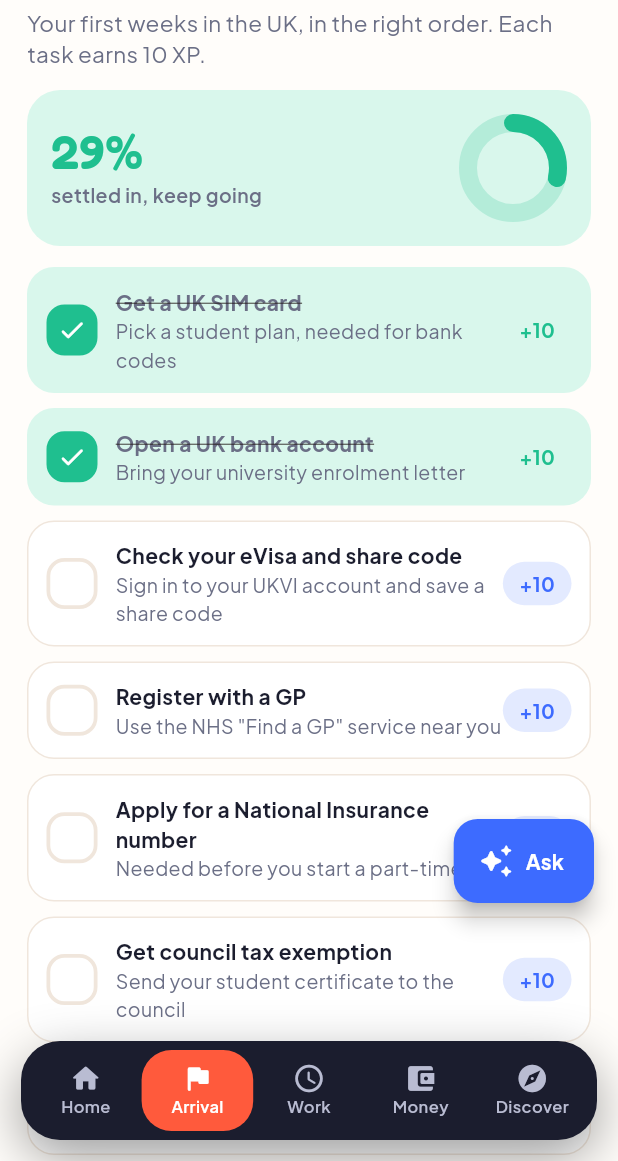
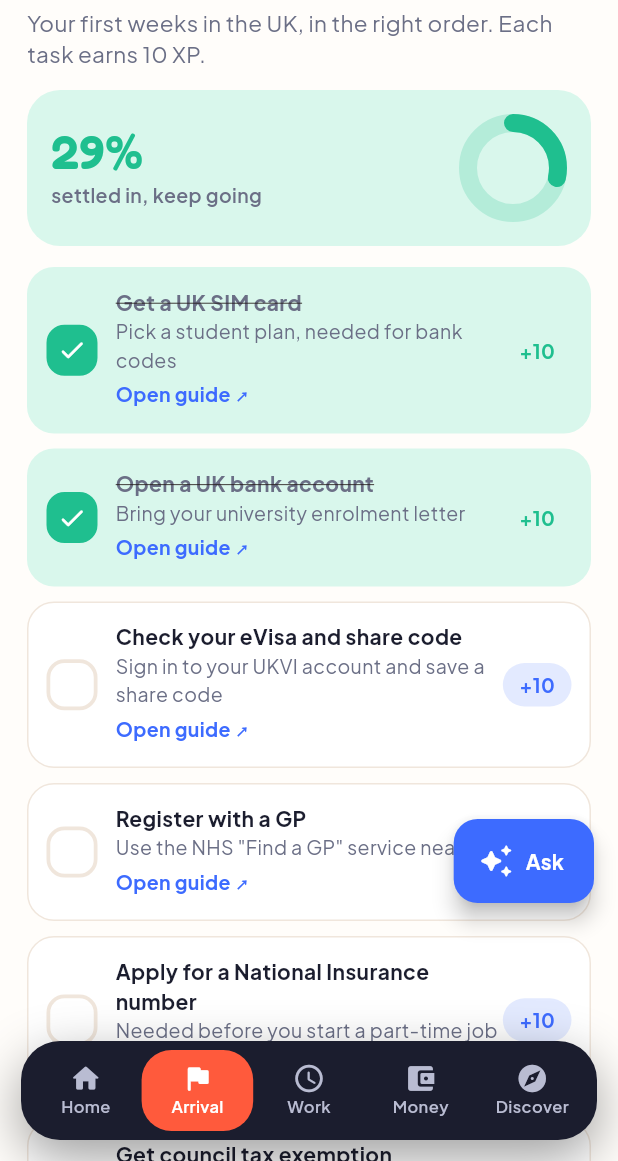
Before and after one commit to Dinakarnayak/settlemate-demo, a Flutter app: the screen it shows after launch, after a tap on "Let’s do it", on a phone screen of 412 x 824 dp, the part 75-1236 px from its top. Run offline on Flutter 3.47's test engine with Material 3 defaults, Android fonts, the phone set to English and light mode, and no system bars; our stand-ins replace google_fonts.

Commit message:
Connect all cards and links to third-party sites (gov.uk, NHS, Maps, Railcard, events, groups)
Co-Authored-By: Claude Opus 5.5 <noreply@anthropic.com>
Claude-Session: https://claude.ai/code/session_012eKNorfZ5F1Na7XQ7QTWrq

```diff
--- a/flutter/lib/screens.dart
+++ b/flutter/lib/screens.dart
@@ -133,6 +133,7 @@ class HomeScreen extends StatelessWidget {
                 when: AppState.events[i].when,
                 a: eventColours[i][0],
                 b: eventColours[i][1],
+                url: AppState.events[i].url,
               ),
           ],
         ),
@@ -153,7 +154,10 @@ class HomeScreen extends StatelessWidget {
               const Text('Due 15 January', style: _small),
             ]),
           ),
-          const Pill('Reminder', bg: AppColors.pink, fg: Colors.white),
+          GestureDetector(
+            onTap: () => openUrl(searchUrl('University of Leicester pay tuition fees')),
+            child: const Pill('Pay fees ↗', bg: AppColors.pink, fg: Colors.white),
+          ),
         ]),
       ),
       const Text('Prototype with sample data. Rules are simplified, so check your visa conditions on gov.uk.',
@@ -223,7 +227,10 @@ class DealRow extends StatelessWidget {
   @override
   Widget build(BuildContext context) {
     final st = _style[d.kind]!;
-    return Padding(
+    return InkWell(
+      onTap: () => openUrl(d.url ?? mapsUrl('${d.name} Leicester')),
+      borderRadius: BorderRadius.circular(16),
+      child: Padding(
       padding: const EdgeInsets.symmetric(vertical: 8),
       child: Row(children: [
         Container(
@@ -239,8 +246,9 @@ class DealRow extends StatelessWidget {
             Text(d.offer, style: _small),
           ]),
         ),
-        Text(d.where, style: _small.copyWith(fontWeight: FontWeight.w600)),
+        Text('${d.where} ↗', style: _small.copyWith(fontWeight: FontWeight.w600)),
       ]),
+    ),
     );
   }
 }
@@ -311,6 +319,7 @@ class ArrivalScreen extends StatelessWidget {
                       color: t.done ? AppColors.mute : AppColors.ink,
                     )),
                 Text(t.detail, style: _small),
+                if (t.url != null) LinkText('Open guide', t.url!),
               ]),
             ),
             Pill('+10', bg: t.done ? Colors.transparent : AppColors.blueSoft, fg: t.done ? AppColors.mint : AppColors.blue),
@@ -449,6 +458,7 @@ class _WorkScreenState extends State<WorkScreen> {
       ),
       const Text('University holidays count as vacation, when full-time work may be allowed. Check your own visa.',
           style: _small),
+      const LinkText('Student visa work rules on gov.uk', 'https://www.gov.uk/student-visa'),
     ]);
   }
 }
@@ -585,6 +595,8 @@ class _MoneyScreenState extends State<MoneyScreen> {
           Text('Sending money home?', style: tt.titleMedium?.copyWith(color: AppColors.blue)),
           const Text('Compare rates and fees from regulated providers first. SettleMate never holds your money.',
               style: _small),
+          const LinkText('Money guides on MoneyHelper', 'https://www.moneyhelper.org.uk/en'),
+          LinkText('Compare transfer fees', searchUrl('compare international money transfer fees UK')),
         ]),
       ),
     ]);
@@ -629,6 +641,7 @@ class DiscoverScreen extends StatelessWidget {
               when: AppState.events[i].when,
               a: eventColours[i][0],
               b: eventColours[i][1],
+              url: AppState.events[i].url,
             ),
         ]),
       ),
@@ -657,6 +670,7 @@ class DiscoverScreen extends StatelessWidget {
                     child: Column(crossAxisAlignment: CrossAxisAlignment.start, children: [
                       Text(g.name, style: const TextStyle(fontWeight: FontWeight.w700)),
                       Text('${g.members} members', style: _small),
+                      LinkText('Find online', 'https://www.facebook.com/search/groups/?q=${Uri.encodeQueryComponent(g.name)}'),
                     ]),
                   ),
                   joined
@@ -672,19 +686,19 @@ class DiscoverScreen extends StatelessWidget {
 }
 
 // ---------------------------------------------------------------- Assistant
-const _answers = <(RegExp, String)>[
+const _answers = <(RegExp, String, String)>[
   (RegExp(r'gp|doctor|nhs|ill|sick', caseSensitive: false),
-      'Search "Find a GP" on the NHS website, pick a practice near your address and fill in their registration form. It’s free. For urgent advice, call NHS 111.'),
+      'Search "Find a GP" on the NHS website, pick a practice near your address and fill in their registration form. It’s free. For urgent advice, call NHS 111.', 'https://www.nhs.uk/service-search/find-a-gp'),
   (RegExp(r'hour|work|job|shift', caseSensitive: false),
-      'Most degree-level students can work up to 20 hours a week in term time. Your Work tab tracks every shift and warns you before you reach your limit.'),
+      'Most degree-level students can work up to 20 hours a week in term time. Your Work tab tracks every shift and warns you before you reach your limit.', 'https://www.gov.uk/student-visa'),
   (RegExp(r'bank|account', caseSensitive: false),
-      'Most UK banks let students open an account online. You usually need your passport or eVisa and a letter from your university confirming your address.'),
+      'Most UK banks let students open an account online. You usually need your passport or eVisa and a letter from your university confirming your address.', 'https://www.moneyhelper.org.uk/en'),
   (RegExp(r'rail|train|travel|bus', caseSensitive: false),
-      'A 16–25 Railcard gives a third off most rail fares, and many city bus companies sell student term passes.'),
+      'A 16–25 Railcard gives a third off most rail fares, and many city bus companies sell student term passes.', 'https://www.16-25railcard.co.uk'),
   (RegExp(r'money|budget|send|transfer', caseSensitive: false),
-      'Set your monthly budget in the Money tab. To send money home, compare a few regulated providers first.'),
+      'Set your monthly budget in the Money tab. To send money home, compare a few regulated providers first.', 'https://www.moneyhelper.org.uk/en'),
   (RegExp(r'friend|lonely|people|society', caseSensitive: false),
-      'Try Discover → Find your people. Joining a society or a weekly event is the fastest way to make friends.'),
+      'Try Discover → Find your people. Joining a society or a weekly event is the fastest way to make friends.', 'https://www.eventbrite.co.uk/d/united-kingdom--leicester/students/'),
 ];
 
 void showAssistant(BuildContext context) {
@@ -706,22 +720,24 @@ class _Assistant extends StatefulWidget {
 
 class _AssistantState extends State<_Assistant> {
   final input = TextEditingController();
-  final msgs = <(bool, String)>[
-    (false, 'Hi Dinakar! I can help with GP, banking, work hours, travel, money and making friends. What do you need?'),
+  final msgs = <(bool, String, String?)>[
+    (false, 'Hi Dinakar! I can help with GP, banking, work hours, travel, money and making friends. What do you need?', null),
   ];
 
   void ask(String q) {
     if (q.trim().isEmpty) return;
-    String reply = 'In the full app I’d answer this with links to official sources. Try asking about GP, bank, work hours, travel, money or friends.';
+    String reply = 'I don’t have a demo answer for that yet. Here’s a web search to get you started.';
+    String link = searchUrl('$q UK international student');
     for (final a in _answers) {
       if (a.$1.hasMatch(q)) {
         reply = a.$2;
+        link = a.$3;
         break;
       }
     }
     setState(() {
-      msgs.add((true, q));
-      msgs.add((false, reply));
+      msgs.add((true, q, null));
+      msgs.add((false, reply, link));
     });
     input.clear();
   }
@@ -762,7 +778,10 @@ class _AssistantState extends State<_Assistant> {
                       border: m.$1 ? null : Border.all(color: AppColors.line),
                       borderRadius: BorderRadius.circular(20),
                     ),
-                    child: Text(m.$2, style: TextStyle(color: m.$1 ? Colors.white : AppColors.ink, fontSize: 15)),
+                    child: Column(crossAxisAlignment: CrossAxisAlignment.start, children: [
+                      Text(m.$2, style: TextStyle(color: m.$1 ? Colors.white : AppColors.ink, fontSize: 15)),
+                      if (m.$3 != null) LinkText('Open link', m.$3!),
+                    ]),
                   ),
                 ),
             ]),
--- a/flutter/lib/state.dart
+++ b/flutter/lib/state.dart
@@ -1,9 +1,10 @@
 import 'package:flutter/foundation.dart';
 
 class ArrivalTask {
-  ArrivalTask(this.title, this.detail, {this.done = false});
+  ArrivalTask(this.title, this.detail, {this.done = false, this.url});
   final String title;
   final String detail;
+  final String? url;
   bool done;
 }
 
@@ -15,7 +16,8 @@ class Shift {
 }
 
 class Deal {
-  const Deal(this.name, this.kind, this.offer, this.where);
+  const Deal(this.name, this.kind, this.offer, this.where, {this.url});
+  final String? url; // website; when null the deal opens in Google Maps
   final String name;
   final String kind;
   final String offer;
@@ -23,7 +25,8 @@ class Deal {
 }
 
 class EventItem {
-  const EventItem(this.title, this.when);
+  const EventItem(this.title, this.when, this.url);
+  final String url;
   final String title;
   final String when;
 }
@@ -45,13 +48,13 @@ class AppState extends ChangeNotifier {
   String? lastMessage; // short message shown as a snackbar, e.g. "+10 XP"
 
   final tasks = <ArrivalTask>[
-    ArrivalTask('Get a UK SIM card', 'Pick a student plan, needed for bank codes', done: true),
-    ArrivalTask('Open a UK bank account', 'Bring your university enrolment letter', done: true),
-    ArrivalTask('Check your eVisa and share code', 'Sign in to your UKVI account and save a share code'),
-    ArrivalTask('Register with a GP', 'Use the NHS "Find a GP" service near you'),
-    ArrivalTask('Apply for a National Insurance number', 'Needed before you start a part-time job'),
-    ArrivalTask('Get council tax exemption', 'Send your student certificate to the council'),
-    ArrivalTask('Buy a 16–25 Railcard', 'Saves a third on most train tickets'),
+    ArrivalTask('Get a UK SIM card', 'Pick a student plan, needed for bank codes', done: true, url: 'https://www.google.com/search?q=student+SIM+only+deals+UK'),
+    ArrivalTask('Open a UK bank account', 'Bring your university enrolment letter', done: true, url: 'https://www.moneyhelper.org.uk/en'),
+    ArrivalTask('Check your eVisa and share code', 'Sign in to your UKVI account and save a share code', url: 'https://www.gov.uk/view-prove-immigration-status'),
+    ArrivalTask('Register with a GP', 'Use the NHS "Find a GP" service near you', url: 'https://www.nhs.uk/service-search/find-a-gp'),
+    ArrivalTask('Apply for a National Insurance number', 'Needed before you start a part-time job', url: 'https://www.gov.uk/apply-national-insurance-number'),
+    ArrivalTask('Get council tax exemption', 'Send your student certificate to the council', url: 'https://www.gov.uk/council-tax/discounts-for-full-time-students'),
+    ArrivalTask('Buy a 16–25 Railcard', 'Saves a third on most train tickets', url: 'https://www.16-25railcard.co.uk'),
   ];
 
   final shifts = <Shift>[
@@ -75,16 +78,16 @@ class AppState extends ChangeNotifier {
     Deal('Golden Dragon Supermarket', 'Groceries', 'Rice 10kg £14.50', '0.9 mi'),
     Deal('Campus Kitchen', 'Meals', '£3.50 lunch deal', 'On campus'),
     Deal('Spice Route Café', 'Meals', 'Thali £6, Mon–Thu', '0.6 mi'),
-    Deal('16–25 Railcard', 'Travel', '⅓ off rail fares', 'Online'),
-    Deal('City bus term pass', 'Travel', 'Student term ticket', 'City buses'),
-    Deal('Money advice drop-in', 'Help', 'Free, at the student hub', 'Campus'),
+    Deal('16–25 Railcard', 'Travel', '⅓ off rail fares', 'Online', url: 'https://www.16-25railcard.co.uk'),
+    Deal('City bus term pass', 'Travel', 'Student term ticket', 'City buses', url: 'https://www.google.com/search?q=Leicester+student+bus+term+ticket'),
+    Deal('Money advice drop-in', 'Help', 'Free, at the student hub', 'Campus', url: 'https://www.google.com/search?q=University+of+Leicester+student+money+advice'),
   ];
 
   static const events = <EventItem>[
-    EventItem('International welcome social', 'Fri · 7pm · Students’ Union'),
-    EventItem('Free pizza study night', 'Wed · 6pm · Library'),
-    EventItem('Christmas market trip', 'Sat · 11am · Meet at campus'),
-    EventItem('Five-a-side football', 'Sun · 2pm · Sports park'),
+    EventItem('International welcome social', 'Fri · 7pm · Students’ Union', 'https://www.eventbrite.co.uk/d/united-kingdom--leicester/students/'),
+    EventItem('Free pizza study night', 'Wed · 6pm · Library', 'https://www.google.com/search?q=University+of+Leicester+library+events'),
+    EventItem('Christmas market trip', 'Sat · 11am · Meet at campus', 'https://www.google.com/search?q=Leicester+Christmas+market'),
+    EventItem('Five-a-side football', 'Sun · 2pm · Sports park', 'https://www.google.com/maps/search/?api=1&query=five+a+side+football+Leicester'),
   ];
 
   static const groups = <Group>[
--- a/flutter/lib/widgets.dart
+++ b/flutter/lib/widgets.dart
@@ -1,6 +1,7 @@
 import 'dart:math' as math;
 
 import 'package:flutter/material.dart';
+import 'package:url_launcher/url_launcher.dart';
 
 import 'theme.dart';
 
@@ -138,7 +139,8 @@ class Pill extends StatelessWidget {
 
 /// Coloured event card with a simple shape illustration.
 class EventCard extends StatelessWidget {
-  const EventCard({super.key, required this.title, required this.when, required this.a, required this.b});
+  const EventCard({super.key, required this.title, required this.when, required this.a, required this.b, required this.url});
+  final String url;
   final String title;
   final String when;
   final Color a;
@@ -146,7 +148,9 @@ class EventCard extends StatelessWidget {
 
   @override
   Widget build(BuildContext context) {
-    return Container(
+    return GestureDetector(
+      onTap: () => openUrl(url),
+      child: Container(
       width: 200,
       margin: const EdgeInsets.only(right: 12),
       decoration: BoxDecoration(
@@ -177,6 +181,7 @@ class EventCard extends StatelessWidget {
           ),
         ],
       ),
+    ),
     );
   }
 }
@@ -187,3 +192,32 @@ const eventColours = [
   [AppColors.mint, AppColors.sun],
   [AppColors.pink, AppColors.blue],
 ];
+
+/// Opens a website or app (Maps, NHS, gov.uk…) outside SettleMate.
+Future<void> openUrl(String url) async {
+  await launchUrl(Uri.parse(url), mode: LaunchMode.externalApplication);
+}
+
+String mapsUrl(String query) =>
+    'https://www.google.com/maps/search/?api=1&query=${Uri.encodeQueryComponent(query)}';
+
+String searchUrl(String query) => 'https://www.google.com/search?q=${Uri.encodeQueryComponent(query)}';
+
+/// Small blue "Open guide ↗" style link.
+class LinkText extends StatelessWidget {
+  const LinkText(this.label, this.url, {super.key});
+  final String label;
+  final String url;
+
+  @override
+  Widget build(BuildContext context) {
+    return InkWell(
+      onTap: () => openUrl(url),
+      child: Padding(
+        padding: const EdgeInsets.symmetric(vertical: 4),
+        child: Text('$label ↗',
+            style: const TextStyle(color: AppColors.blue, fontWeight: FontWeight.w700, fontSize: 13)),
+      ),
+    );
+  }
+}
--- a/flutter/pubspec.yaml
+++ b/flutter/pubspec.yaml
@@ -10,6 +10,7 @@ dependencies:
   flutter:
     sdk: flutter
   google_fonts: ^6.2.1
+  url_launcher: ^6.3.0
 
 dev_dependencies:
   flutter_test:
```
Also changed, not shown: 4 other files.
